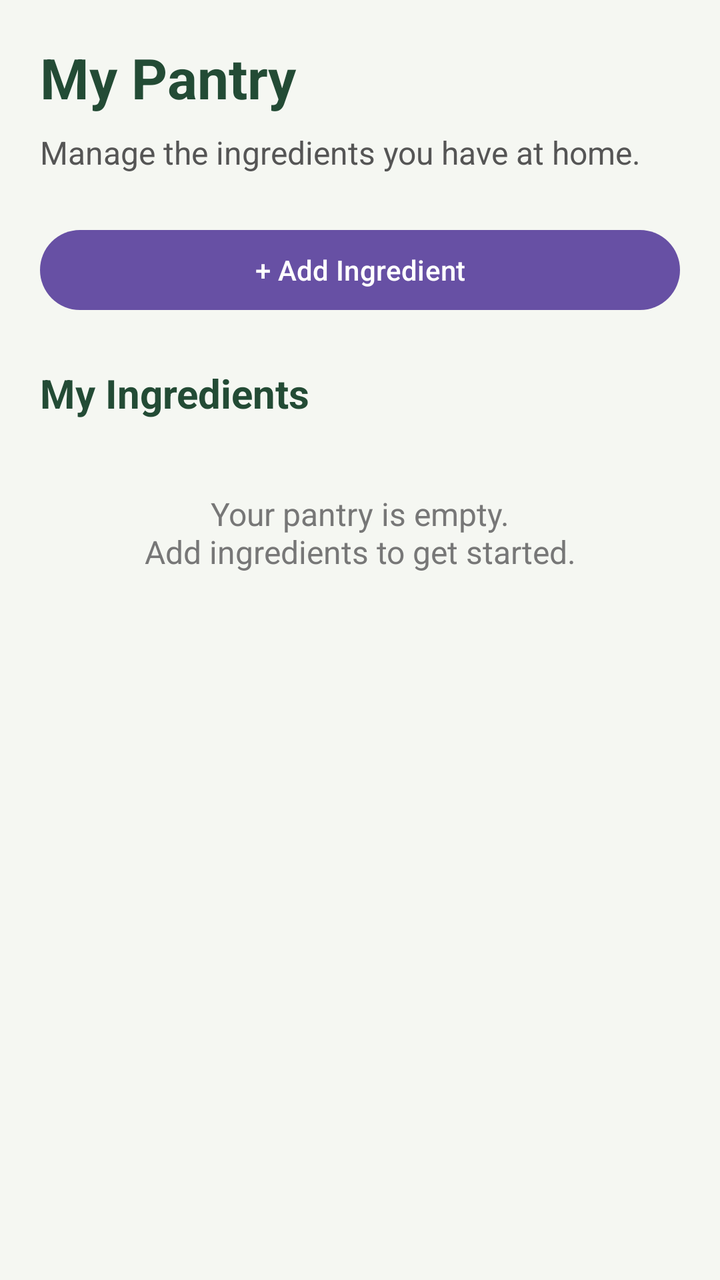
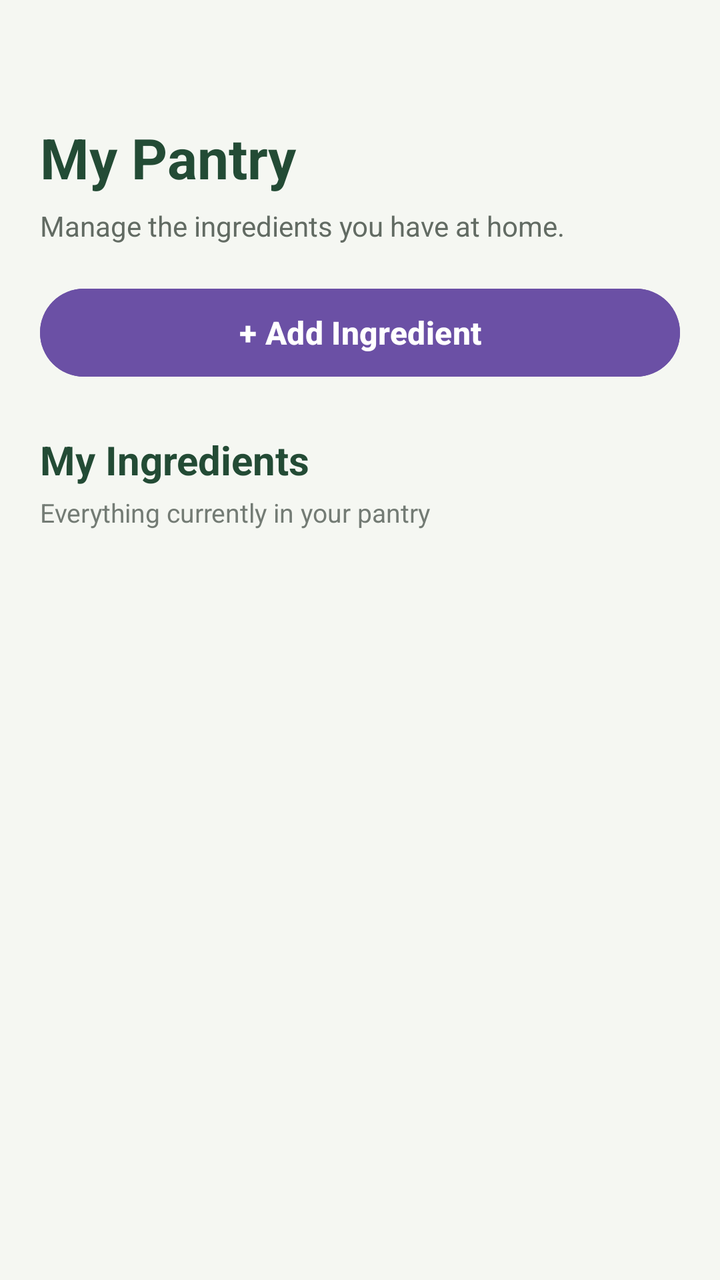

The first picture is an Android layout as it rendered before a commit; the second is the same layout after the commit. The layout source and the unified diff follow.
<!-- AndroidManifest.xml: application theme Theme.SmartPantryManager -->
<!-- res/layout/activity_pantry.xml -->
<LinearLayout
    xmlns:android="http://schemas.android.com/apk/res/android"
    android:layout_width = "match_parent"
    android:layout_height = "match_parent"
    android:orientation = "vertical"
    android:background = "#F5F7F2"
    android:padding = "20dp">

    
    <TextView
        android:layout_width = "match_parent"
        android:layout_height = "wrap_content"
        android:text = "My Pantry"
        android:textSize = "28sp"
        android:textStyle = "bold"
        android:textColor = "#234B35"
        android:layout_marginBottom = "8dp" />

    <TextView
        android:layout_width = "match_parent"
        android:layout_height = "wrap_content"
        android:text = "Manage the ingredients you have at home."
        android:textSize = "16sp"
        android:textColor = "#555555"
        android:layout_marginBottom = "24dp" />

    
    <Button
        android:id = "@+id/btnAddIngredient"
        android:layout_width="match_parent"
        android:layout_height="wrap_content"
        android:text = "+ Add Ingredient"
        android:layout_marginBottom = "24dp" />

    
    <TextView
        android:layout_width="match_parent"
        android:layout_height="wrap_content"
        android:text = "My Ingredients"
        android:textSize = "20sp"
        android:textStyle = "bold"
        android:textColor = "#234B35"
        android:layout_marginBottom = "12dp" />

    
    <TextView
        android:id = "@+id/txtEmptyPantry"
        android:layout_width = "match_parent"
        android:layout_height = "wrap_content"
        android:text = "Your pantry is empty.\nAdd ingredients to get started."
        android:textSize = "16sp"
        android:textColor = "#777777"
        android:gravity = "center"
        android:padding = "24dp" />

    
    <ListView
        android:id = "@+id/listPantry"
        android:layout_width = "match_parent"
        android:layout_height = "0dp"
        android:layout_weight = "1"
        android:divider = "#DDDDDD"
        android:dividerHeight = "1dp"
        android:visibility = "gone" />

    </LinearLayout>
<!-- resources referenced by this layout -->
<resources>
  <style name="Theme.SmartPantryManager" parent="Base.Theme.SmartPantryManager" />
  <style name="Base.Theme.SmartPantryManager" parent="Theme.Material3.DayNight">
  
          
          
      </style>
</resources>

<!-- the commit's change to res/layout/activity_pantry.xml (unified diff, before → after) -->
@@ -1,66 +1,94 @@
+<?xml version="1.0" encoding="utf-8" ?>
 <LinearLayout
     xmlns:android="http://schemas.android.com/apk/res/android"
-    android:layout_width = "match_parent"
-    android:layout_height = "match_parent"
-    android:orientation = "vertical"
-    android:background = "#F5F7F2"
-    android:padding = "20dp">
-
-    
-    <TextView
-        android:layout_width = "match_parent"
-        android:layout_height = "wrap_content"
-        android:text = "My Pantry"
-        android:textSize = "28sp"
-        android:textStyle = "bold"
-        android:textColor = "#234B35"
-        android:layout_marginBottom = "8dp" />
-
-    <TextView
-        android:layout_width = "match_parent"
-        android:layout_height = "wrap_content"
-        android:text = "Manage the ingredients you have at home."
-        android:textSize = "16sp"
-        android:textColor = "#555555"
-        android:layout_marginBottom = "24dp" />
-
-    
-    <Button
-        android:id = "@+id/btnAddIngredient"
-        android:layout_width="match_parent"
-        android:layout_height="wrap_content"
-        android:text = "+ Add Ingredient"
-        android:layout_marginBottom = "24dp" />
+    android:layout_width="match_parent"
+    android:layout_height="match_parent"
+    android:orientation="vertical"
+    android:background="#F5F7F2"
+    android:paddingStart="20dp"
+    android:paddingEnd="20dp"
+    android:paddingTop="60dp"
+    android:paddingBottom="12dp">
 
     
     <TextView
         android:layout_width="match_parent"
         android:layout_height="wrap_content"
-        android:text = "My Ingredients"
-        android:textSize = "20sp"
-        android:textStyle = "bold"
-        android:textColor = "#234B35"
-        android:layout_marginBottom = "12dp" />
+        android:text="My Pantry"
+        android:textSize="28sp"
+        android:textStyle="bold"
+        android:textColor="#234B35"
+        android:layout_marginBottom="6dp" />
 
     
     <TextView
-        android:id = "@+id/txtEmptyPantry"
-        android:layout_width = "match_parent"
-        android:layout_height = "wrap_content"
-        android:text = "Your pantry is empty.\nAdd ingredients to get started."
-        android:textSize = "16sp"
-        android:textColor = "#777777"
-        android:gravity = "center"
-        android:padding = "24dp" />
+        android:layout_width="match_parent"
+        android:layout_height="wrap_content"
+        android:text="Manage the ingredients you have at home."
+        android:textSize="14sp"
+        android:textColor="#626B63"
+        android:lineSpacingExtra="2dp"
+        android:layout_marginBottom="18dp" />
+
+    
+    <Button
+        android:id="@+id/btnAddIngredient"
+        android:layout_width="match_parent"
+        android:layout_height="52dp"
+        android:text="+ Add Ingredient"
+        android:textAllCaps="false"
+        android:textSize="16sp"
+        android:textStyle="bold"
+        android:textColor="#FFFFFF"
+        android:backgroundTint="#6B50A5"
+        android:layout_marginBottom = "24dp"
+        android:stateListAnimator="@null" />
+
+    
+    <TextView
+        android:layout_width="match_parent"
+        android:layout_height="wrap_content"
+        android:text="My Ingredients"
+        android:textSize="20sp"
+        android:textStyle="bold"
+        android:textColor="#234B35"
+        android:layout_marginBottom="4dp" />
+
+    
+    <TextView
+        android:layout_width="match_parent"
+        android:layout_height="wrap_content"
+        android:text="Everything currently in your pantry"
+        android:textSize="13sp"
+        android:textColor="#737B74"
+        android:layout_marginBottom="12dp" />
+
+    
+    <TextView
+        android:id="@+id/txtEmptyPantry"
+        android:layout_width="match_parent"
+        android:layout_height="wrap_content"
+        android:text="Your pantry is empty.\nAdd ingredients to get started."
+        android:textSize="16sp"
+        android:textColor="#626B63"
+        android:gravity="center"
+        android:padding="28dp"
+        android:visibility="gone" />
 
     
     <ListView
-        android:id = "@+id/listPantry"
-        android:layout_width = "match_parent"
-        android:layout_height = "0dp"
-        android:layout_weight = "1"
-        android:divider = "#DDDDDD"
-        android:dividerHeight = "1dp"
-        android:visibility = "gone" />
+        android:id="@+id/listPantry"
+        android:layout_width="match_parent"
+        android:layout_height="0dp"
+        android:layout_weight="1"
+        android:divider="@android:color/transparent"
+        android:dividerHeight="8dp"
+        android:visibility="gone"
+        android:scrollbars="vertical"
+        android:fadeScrollbars="false"
+        android:clipToPadding="false"
+        android:paddingBottom="8dp"
+        android:focusable="true"
+        android:clickable="true"/>
 
     </LinearLayout>
